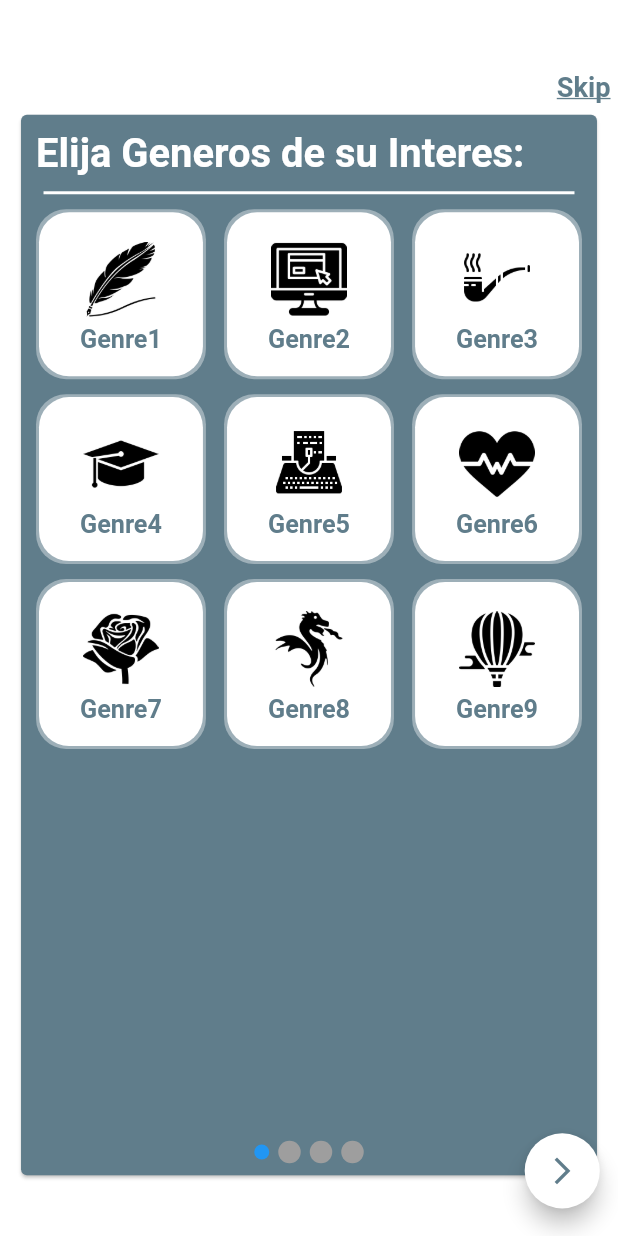
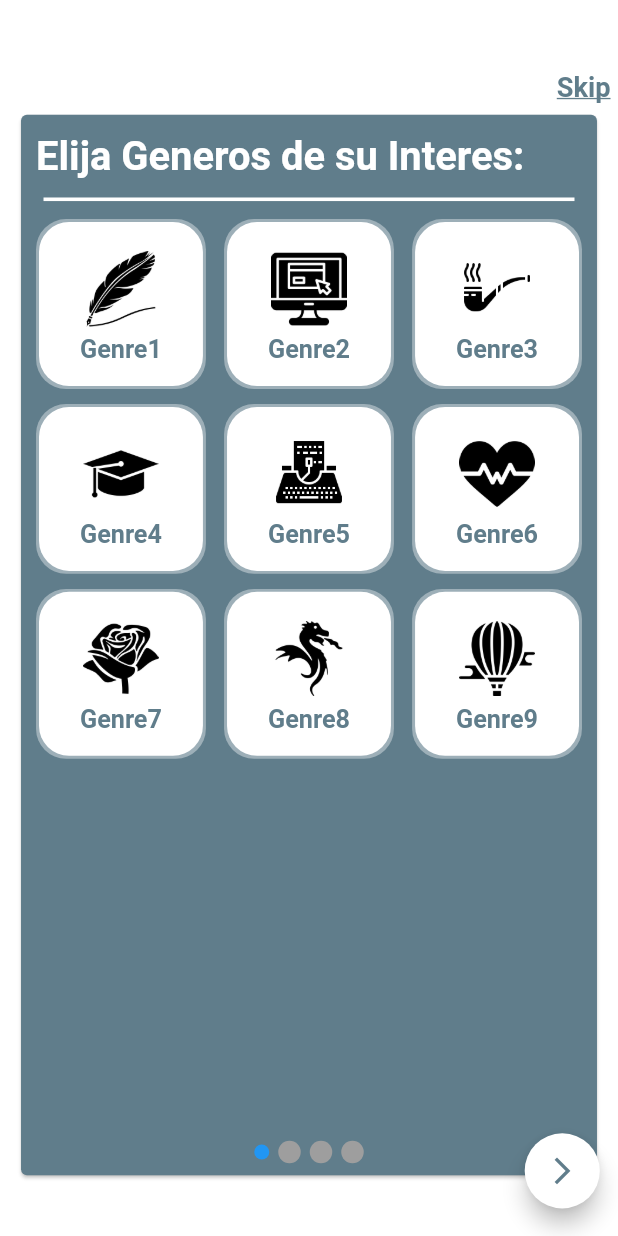
Before and after one commit to Wayabook/BookifyMultiplatformApp, a Flutter app: the FirstTimeFormPage screen opened directly, on a phone screen of 412 x 824 dp. Run offline on Flutter 3.47's test engine with Material 2 defaults, Android fonts, the phone set to English and light mode, and no system bars; our stand-ins replace auto_size_text, bordered_text, confetti, flutter_rating_bar, flutter_svg, flutter_swiper and 3 more; missing offline and left inert: custom_navigator, flutter_page_indicator; network calls fail.

Commit message:
[WIP] Make app responsive. BookShelf, BookLists, BookGrid and BookCard made responsive.

```diff
--- a/lib/LayoutWidgets/Cards/genre_card.dart
+++ b/lib/LayoutWidgets/Cards/Genre/genre_card.dart
@@ -1,6 +1,6 @@
 import 'package:bookifyapp/Design/constants.dart';
 import 'package:bookifyapp/Enums/button_type.dart';
-import 'package:bookifyapp/LayoutWidgets/Cards/genre_container.dart';
+import 'package:bookifyapp/LayoutWidgets/Cards/Genre/genre_container.dart';
 import 'package:bookifyapp/Models/Genre.dart';
 import 'package:bookifyapp/SizeConfig.dart';
 import 'package:bordered_text/bordered_text.dart';
--- a/lib/LayoutWidgets/Grids/bookself_list_grid.dart
+++ b/lib/LayoutWidgets/Grids/bookself_list_grid.dart
@@ -11,6 +11,8 @@ import 'package:bookifyapp/Pages/add_custom_list_page.dart';
 import 'package:flutter/material.dart';
 import 'package:bookifyapp/Models/User.dart';
 import 'package:provider/provider.dart';
+
+import '../../SizeConfig.dart';
 
 
 
@@ -60,8 +62,8 @@ class _BooskelfGridList extends State<BooskelfGridList>
               physics: NeverScrollableScrollPhysics(), // to disable GridView's scrolling
               shrinkWrap: true,
               crossAxisCount: 3,
-              mainAxisSpacing: 10.0,
-              crossAxisSpacing: 10.0,
+              mainAxisSpacing: (2.43 * SizeConfig.widthMultiplier), // 10
+              crossAxisSpacing: (1.47 * SizeConfig.heightMultiplier),
               childAspectRatio:  (MediaQuery.of(context).size.width / 4) / (MediaQuery.of(context).size.height / 4),
               children: List.generate(widget.user.lectures[key].length, (index) {
                 return BookCard(widget.user.lectures[key][index], BookCardType.book_card_in_grid);
--- a/lib/LayoutWidgets/Grids/genres_grid.dart
+++ b/lib/LayoutWidgets/Grids/genres_grid.dart
@@ -1,5 +1,5 @@
 import 'package:bookifyapp/Design/constants.dart';
-import 'package:bookifyapp/LayoutWidgets/Cards/genre_container.dart';
+import 'package:bookifyapp/LayoutWidgets/Cards/Genre/genre_container.dart';
 import 'package:bookifyapp/Models/Genre.dart';
 import 'package:flutter/material.dart';
 import 'package:bookifyapp/Models/User.dart';
@@ -55,8 +55,8 @@ class _GenresGrid extends State<GenresGrid> with TickerProviderStateMixin{
         key: UniqueKey(),
         shrinkWrap: true,
         crossAxisCount: 3,
-        mainAxisSpacing: (2.43 * SizeConfig.widthMultiplier),
-        crossAxisSpacing: (1.47 * SizeConfig.heightMultiplier),
+        mainAxisSpacing: (2.43 * SizeConfig.widthMultiplier), // 10
+        crossAxisSpacing: (1.47 * SizeConfig.heightMultiplier), // 10
         children: List.generate(widget.genres.length, (index) {
           return Container(
               width: (MediaQuery.of(context).size.width / 3),
--- a/lib/LayoutWidgets/Lists/horizontal_genres_list.dart
+++ b/lib/LayoutWidgets/Lists/horizontal_genres_list.dart
@@ -1,6 +1,6 @@
 import 'package:bookifyapp/Design/constants.dart';
 import 'package:bookifyapp/Enums/button_type.dart';
-import 'package:bookifyapp/LayoutWidgets/Cards/genre_card.dart';
+import 'package:bookifyapp/LayoutWidgets/Cards/Genre/genre_card.dart';
 import 'package:bookifyapp/SizeConfig.dart';
 import 'package:flutter/material.dart';
 import 'package:bookifyapp/Models/Genre.dart';
--- a/lib/LayoutWidgets/Lists/list_title.dart
+++ b/lib/LayoutWidgets/Lists/list_title.dart
@@ -3,6 +3,8 @@ import 'package:bookifyapp/Enums/button_type.dart';
 import 'package:bookifyapp/LayoutWidgets/Buttons/small_button_underlined.dart';
 import 'package:bookifyapp/Models/User.dart';
 import 'package:flutter/material.dart';
+
+import '../../SizeConfig.dart';
 
 class ListTitle extends StatelessWidget{
 
@@ -22,7 +24,7 @@ class ListTitle extends StatelessWidget{
         this.buttonType = ButtonType.view_all,
         this.user,
         this.onListTitleButtonTapped,
-        this.fontSize = 30,
+        this.fontSize = 0,
         this.barAndTitleColor = kPrimaryLightColor,
         this.withPadding = true,
       });
@@ -30,22 +32,29 @@ class ListTitle extends StatelessWidget{
   @override
   Widget build(BuildContext context) {
     // TODO: implement build
+    if(this.fontSize == 0)
+      this.fontSize = 4.39 * SizeConfig.textMultiplier; // 30
     double width = MediaQuery.of(context).size.width;
     return Container(
       child: Column(
         children: <Widget>[
           Container(
             margin: withPadding ?
-            EdgeInsets.fromLTRB(10, 10, 2, 0) :
-            EdgeInsets.fromLTRB(0, 0, 0, 0),
+            EdgeInsets.fromLTRB(
+                (2.43 * SizeConfig.widthMultiplier),
+                (1.47 * SizeConfig.heightMultiplier),
+                (0.29 * SizeConfig.heightMultiplier),
+                0) :
+            EdgeInsets.all(0.0),
             child: withButton ? _getRowWithButton(context) : _getTitle(),
           ),
 
           Padding(
-            padding: withPadding ?
-            EdgeInsets.fromLTRB(15, 10, 15, 10) :
-            EdgeInsets.fromLTRB(0, 0, 0, 0),
-            child: Container(color: this.barAndTitleColor, height: 2, width: width),
+            padding: withPadding ? EdgeInsets.symmetric(
+                horizontal: (3.64 * SizeConfig.widthMultiplier),
+                vertical: (1.46 * SizeConfig.heightMultiplier)) :
+            EdgeInsets.all(0.0),
+            child: Container(color: this.barAndTitleColor, height: (0.29 * SizeConfig.heightMultiplier), width: width),
           ),
         ],
       ),
@@ -76,7 +85,12 @@ class ListTitle extends StatelessWidget{
           child:  Align(
             alignment: Alignment.bottomRight,
             child:  Padding(
-              padding: EdgeInsets.fromLTRB(0, 0, 15, 0),
+              padding: EdgeInsets.fromLTRB(
+                  0,
+                  0,
+                  (3.64 * SizeConfig.widthMultiplier),
+                  0
+              ),
               child: (this.buttonType == ButtonType.edit_list || this.buttonType == ButtonType.copy_list) ?
               _getEditListButton(context) : _getViewAllButton(context),
             )
@@ -105,7 +119,7 @@ class ListTitle extends StatelessWidget{
           Flexible(
             flex: 5,
             child: Padding(
-              padding: EdgeInsets.fromLTRB(10, 0, 10, 0),
+              padding: EdgeInsets.symmetric(horizontal: (2.43 * SizeConfig.widthMultiplier)),
               child:  _getEditOrCopyButton(context),
             ),
           ) ,
--- a/lib/LayoutWidgets/Lists/vertical_user_list.dart
+++ b/lib/LayoutWidgets/Lists/vertical_user_list.dart
@@ -3,7 +3,7 @@ import 'package:bookifyapp/Enums/profile_type.dart';
 import 'package:bookifyapp/LayoutWidgets/Cards/user_preview_card.dart';
 import 'package:flutter/material.dart';
 import 'package:bookifyapp/Models/User.dart';
-import 'package:bookifyapp/Pages/profile_page.dart';
+import 'package:bookifyapp/Pages/Profile/profile_page.dart';
 import 'package:provider/provider.dart';
 
 
--- a/lib/Pages/main_tab_page.dart
+++ b/lib/Pages/main_tab_page.dart
@@ -1,6 +1,6 @@
 import 'package:bookifyapp/Design/constants.dart';
 import 'package:bookifyapp/Enums/profile_type.dart';
-import 'package:bookifyapp/Pages/profile_page.dart';
+import 'package:bookifyapp/Pages/Profile/profile_page.dart';
 import 'package:bookifyapp/Pages/reading_page.dart';
 import 'package:bookifyapp/SizeConfig.dart';
 import 'package:custom_navigator/custom_navigation.dart';
```
Also changed, not shown: lib/LayoutWidgets/Cards/book_card.dart (+34 -31 lines), lib/LayoutWidgets/Lists/horizontal_book_list.dart (+10 -3 lines), lib/Pages/Profile/profile_page.dart (renamed from lib/Pages/profile_page.dart, +21 -6 lines), lib/LayoutWidgets/Cards/Genre/genre_container.dart (renamed from lib/LayoutWidgets/Cards/genre_container.dart), lib/Pages/GenrePages/genres_page.dart (renamed from lib/Pages/genres_page.dart), 1 other file.
